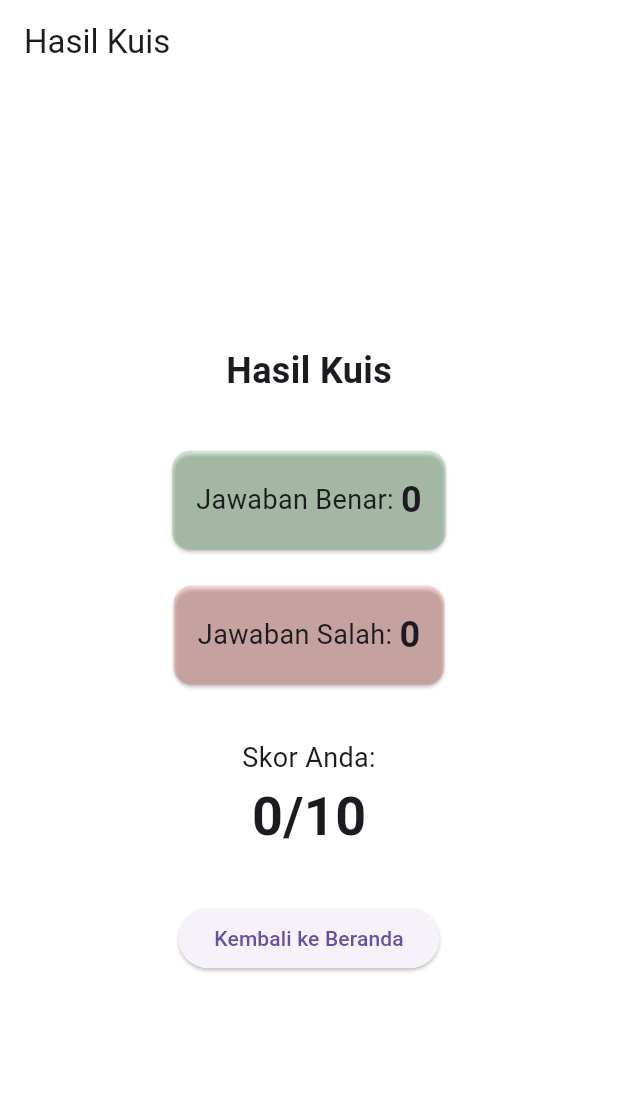
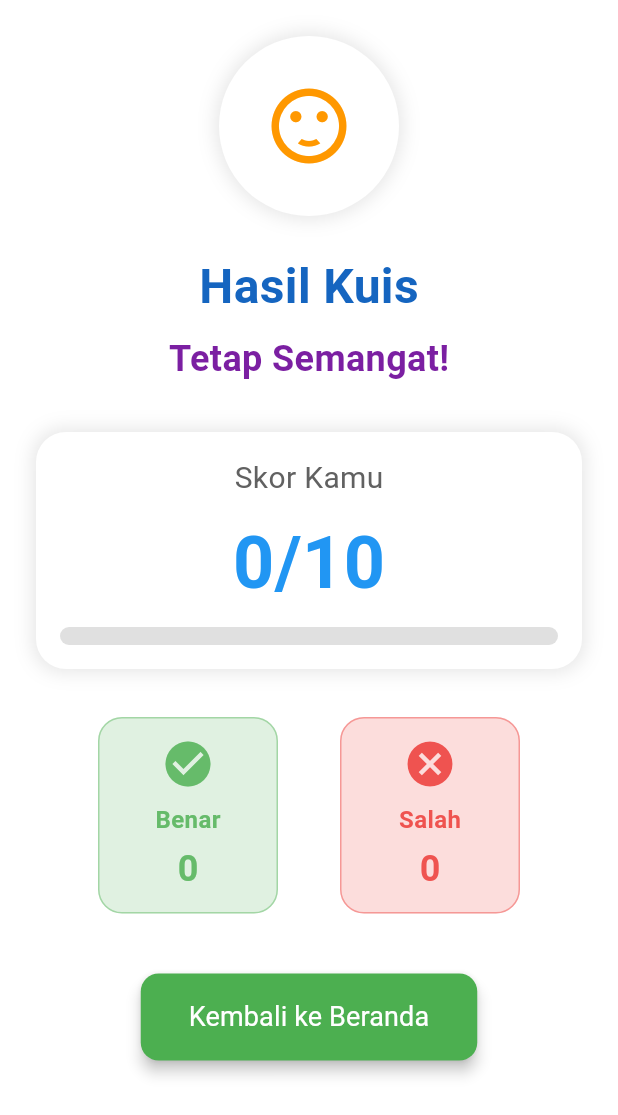
Before and after one commit to kurniaawann/Tugas_Akhir_MP, a Flutter app: the ResultScreen screen opened directly with empty values, on a phone screen of 412 x 824 dp. Shown: the top 1115 px of the screen. Run offline on Flutter 3.47's test engine with Material 3 defaults, Android fonts, the phone set to English and light mode, and no system bars; our stand-ins replace sqflite; accounts and stored records are empty.

Commit message:
Refactor ResultScreen UI: enhance layout, add performance indicators, and improve score display

```diff
--- a/lib/screens/result_screen.dart
+++ b/lib/screens/result_screen.dart
@@ -14,54 +14,229 @@ class ResultScreen extends StatelessWidget {
 
   @override
   Widget build(BuildContext context) {
+    final scorePercentage = (score / 10) * 100;
+    final isExcellent = scorePercentage >= 80;
+    final isGood = scorePercentage >= 60;
+
     return Scaffold(
-      appBar: AppBar(title: Text('Hasil Kuis')),
-      body: Center(
+      body: SingleChildScrollView(
+        child: Padding(
+          padding: const EdgeInsets.all(24.0),
           child: Column(
             mainAxisAlignment: MainAxisAlignment.center,
             children: [
+              // Trophy or Emoji based on performance
+              Container(
+                width: 120,
+                height: 120,
+                decoration: BoxDecoration(
+                  color: Colors.white,
+                  shape: BoxShape.circle,
+                  boxShadow: [
+                    BoxShadow(
+                      color: Colors.black.withOpacity(0.1),
+                      blurRadius: 10,
+                      spreadRadius: 2,
+                    ),
+                  ],
+                ),
+                child: Center(
+                  child: Icon(
+                    isExcellent
+                        ? Icons.emoji_events
+                        : isGood
+                        ? Icons.sentiment_very_satisfied
+                        : Icons.sentiment_satisfied,
+                    size: 60,
+                    color:
+                        isExcellent
+                            ? Colors.amber
+                            : isGood
+                            ? Colors.green
+                            : Colors.orange,
+                  ),
+                ),
+              ),
+              const SizedBox(height: 24),
+
+              // Title with celebration effect
+              Stack(
+                alignment: Alignment.center,
+                children: [
                   Text(
                     'Hasil Kuis',
-              style: TextStyle(fontSize: 24, fontWeight: FontWeight.bold),
+                    style: TextStyle(
+                      fontSize: 32,
+                      fontWeight: FontWeight.bold,
+                      foreground:
+                          Paint()
+                            ..style = PaintingStyle.stroke
+                            ..strokeWidth = 2
+                            ..color = Colors.white,
                     ),
-            SizedBox(height: 32),
-            _buildResultCard('Jawaban Benar', correctAnswers, Colors.green),
-            SizedBox(height: 16),
-            _buildResultCard('Jawaban Salah', wrongAnswers, Colors.red),
-            SizedBox(height: 32),
-            Text('Skor Anda:', style: TextStyle(fontSize: 18)),
+                  ),
+                  Text(
+                    'Hasil Kuis',
+                    style: TextStyle(
+                      fontSize: 32,
+                      fontWeight: FontWeight.bold,
+                      color: Colors.blue.shade800,
+                    ),
+                  ),
+                ],
+              ),
+              const SizedBox(height: 8),
+
+              // Performance message
+              Text(
+                isExcellent
+                    ? 'Luar Biasa!'
+                    : isGood
+                    ? 'Kerja Bagus!'
+                    : 'Tetap Semangat!',
+                style: TextStyle(
+                  fontSize: 24,
+                  fontWeight: FontWeight.w600,
+                  color: Colors.purple.shade700,
+                ),
+              ),
+              const SizedBox(height: 32),
+
+              // Score display
+              Container(
+                padding: const EdgeInsets.all(16),
+                decoration: BoxDecoration(
+                  color: Colors.white,
+                  borderRadius: BorderRadius.circular(20),
+                  boxShadow: [
+                    BoxShadow(
+                      color: Colors.black.withOpacity(0.1),
+                      blurRadius: 10,
+                      spreadRadius: 2,
+                    ),
+                  ],
+                ),
+                child: Column(
+                  children: [
+                    Text(
+                      'Skor Kamu',
+                      style: TextStyle(
+                        fontSize: 20,
+                        color: Colors.grey.shade700,
+                      ),
+                    ),
+                    const SizedBox(height: 8),
                     Text(
                       '$score/10',
-              style: TextStyle(fontSize: 36, fontWeight: FontWeight.bold),
+                      style: const TextStyle(
+                        fontSize: 48,
+                        fontWeight: FontWeight.bold,
+                        color: Colors.blue,
                       ),
-            SizedBox(height: 32),
+                    ),
+                    const SizedBox(height: 8),
+                    LinearProgressIndicator(
+                      value: score / 10,
+                      backgroundColor: Colors.grey.shade300,
+                      valueColor: AlwaysStoppedAnimation<Color>(
+                        isExcellent
+                            ? Colors.green
+                            : isGood
+                            ? Colors.blue
+                            : Colors.orange,
+                      ),
+                      minHeight: 12,
+                      borderRadius: BorderRadius.circular(6),
+                    ),
+                  ],
+                ),
+              ),
+              const SizedBox(height: 32),
+
+              // Results cards in a row
+              Row(
+                mainAxisAlignment: MainAxisAlignment.spaceEvenly,
+                children: [
+                  _buildResultCard(
+                    'Benar',
+                    correctAnswers,
+                    Colors.green.shade400,
+                    Icons.check_circle,
+                  ),
+                  _buildResultCard(
+                    'Salah',
+                    wrongAnswers,
+                    Colors.red.shade400,
+                    Icons.cancel,
+                  ),
+                ],
+              ),
+              const SizedBox(height: 40),
+
+              // Home button
               ElevatedButton(
+                style: ElevatedButton.styleFrom(
+                  backgroundColor: Colors.green,
+                  foregroundColor: Colors.blue.shade800,
+                  padding: const EdgeInsets.symmetric(
+                    horizontal: 32,
+                    vertical: 16,
+                  ),
+                  shape: RoundedRectangleBorder(
+                    borderRadius: BorderRadius.circular(12),
+                  ),
+                  elevation: 4,
+                ),
                 onPressed: () {
                   Navigator.pop(context);
                 },
-              child: Text('Kembali ke Beranda'),
+                child: const Text(
+                  'Kembali ke Beranda',
+                  style: TextStyle(
+                    fontSize: 18,
+                    fontWeight: FontWeight.w400,
+                    color: Colors.white,
+                  ),
+                ),
               ),
             ],
+          ),
         ),
       ),
     );
   }
 
-  Widget _buildResultCard(String title, int count, Color color) {
-    return Card(
+  Widget _buildResultCard(String title, int count, Color color, IconData icon) {
+    return Container(
+      width: 120,
+      padding: const EdgeInsets.all(12),
+      decoration: BoxDecoration(
         color: color.withOpacity(0.2),
-      child: Padding(
-        padding: const EdgeInsets.all(16.0),
-        child: Row(
-          mainAxisSize: MainAxisSize.min,
+        borderRadius: BorderRadius.circular(16),
+        border: Border.all(color: color.withOpacity(0.5)),
+      ),
+      child: Column(
         children: [
-            Text('$title: ', style: TextStyle(fontSize: 18)),
+          Icon(icon, size: 36, color: color),
+          const SizedBox(height: 8),
+          Text(
+            title,
+            style: TextStyle(
+              fontSize: 16,
+              color: color,
+              fontWeight: FontWeight.bold,
+            ),
+          ),
+          const SizedBox(height: 4),
           Text(
             '$count',
-              style: TextStyle(fontSize: 24, fontWeight: FontWeight.bold),
+            style: TextStyle(
+              fontSize: 24,
+              color: color,
+              fontWeight: FontWeight.bold,
+            ),
           ),
         ],
-        ),
       ),
     );
   }
```
Lines whose indentation alone changed are shown as unchanged.
